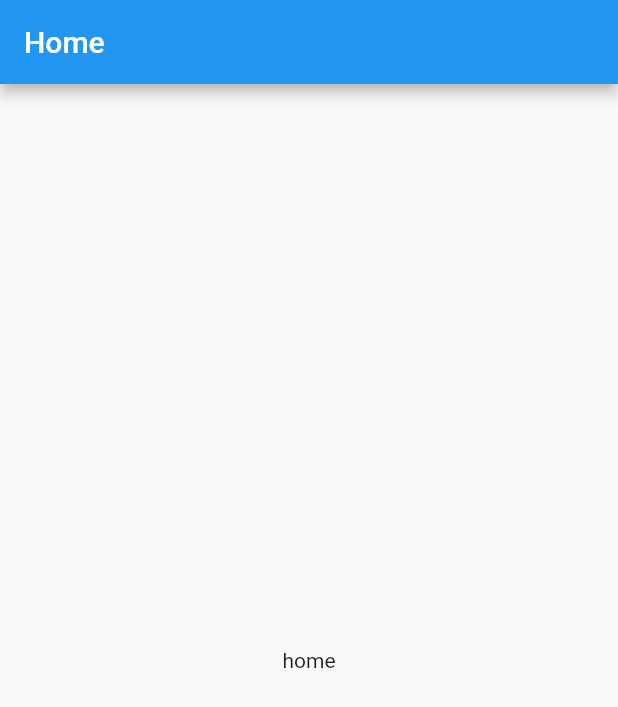
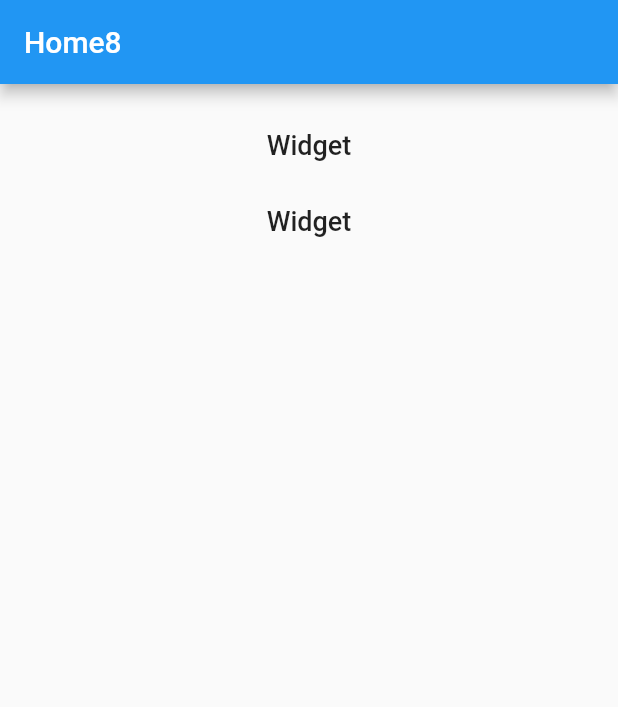
Before and after one commit to Kacperell/Flutter-App, a Flutter app: the screen it shows after launch, on a phone screen of 412 x 824 dp. Shown: the top 707 px of the screen. Run offline on Flutter 3.47's test engine with Material 2 defaults, Android fonts, the phone set to English and light mode, and no system bars.

Commit message:
home list view

```diff
--- a/lib/screens/home.dart
+++ b/lib/screens/home.dart
@@ -1,6 +1,15 @@
 import 'package:flutter/material.dart';
+// import 'screens/home.dart';
+import 'package:app/screens/FormWithDateSaving.dart';
 
 class Home extends StatefulWidget {
+  String _xd = 'xddd';
+
+  var _screens = [
+    FormWithDateSaving('Formularz  z zapisem do bazy'),
+    FormWithDateSaving('Formularz  z zapisem do bazy'),
+  ];
+
   @override
   _HomeState createState() => _HomeState();
 }
@@ -11,9 +20,64 @@ class _HomeState extends State<Home> {
     return Scaffold(
         appBar: AppBar(
           // backgroundColor: Colors.blue[900],
-          title: const Text('Home'),
-          automaticallyImplyLeading: false, //hide back button
+          title: const Text('Home8'),
+          automaticallyImplyLeading: false,
         ),
-        body: Center(child: Text('home')));
+        body: Center(
+          child: ListView.builder(
+              itemCount: widget._screens.length,
+              padding: EdgeInsets.all(15.0),
+              itemBuilder: (BuildContext context, int index) {
+                var pages = widget._screens;
+                return FlatButton(
+                  onPressed: () {
+                    Navigator.pushReplacement(context,
+                        MaterialPageRoute(builder: (context) => pages[index]));
+                    // builder: (context) => FormWithDateSaving( 'Formularz  ${widget._xd} z zapisem do bazy')));
+                  },
+                  child: Padding(
+                    padding: const EdgeInsets.all(15.0),
+                    child: Text(
+                      '${pages[index]}',
+                      style: TextStyle(fontSize: 18),
+                    ),
+                  ),
+                );
+              }),
+        ));
   }
 }
+
+// class _HomeState extends State<Home> {
+//   String lol = 'FormWithDateSaving';
+//   @override
+//   Widget build(BuildContext context) {
+//     return Scaffold(
+//         appBar: AppBar(
+//           // backgroundColor: Colors.blue[900],
+//           title: const Text('Home'),
+//           automaticallyImplyLeading: false, //hide back button
+//         ),
+//         body: Center(
+//             child: ListView(
+//           children: <Widget>[
+//             FlatButton(
+//               onPressed: () {
+//                 Navigator.push(
+//                   context,
+//                   MaterialPageRoute(
+//                       builder: (context) => FormWithDateSaving(
+//                           'Formularz ${lol} ${widget._xd} z zapisem do bazy')),
+//                 );
+//               },
+//               child: Padding(
+//                   padding: const EdgeInsets.all(15.0),
+//                   child: Text(
+//                     'fsafsa',
+//                     style: TextStyle(fontSize: 18),
+//                   )),
+//             ),
+//           ],
+//         )));
+//   }
+// }
```
Also changed, not shown: lib/main.dart (+0 -48 lines), lib/screens/FormWithDateSaving.dart (added, +33 -0 lines), 1 other file.
